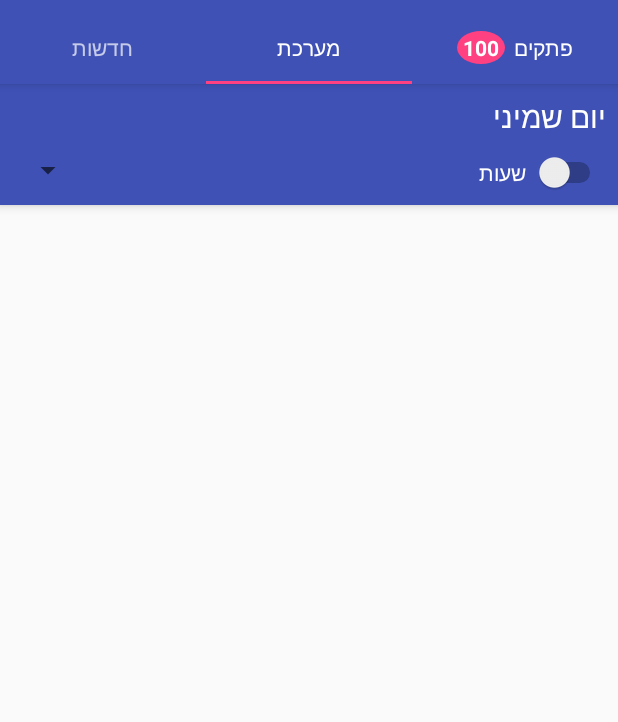
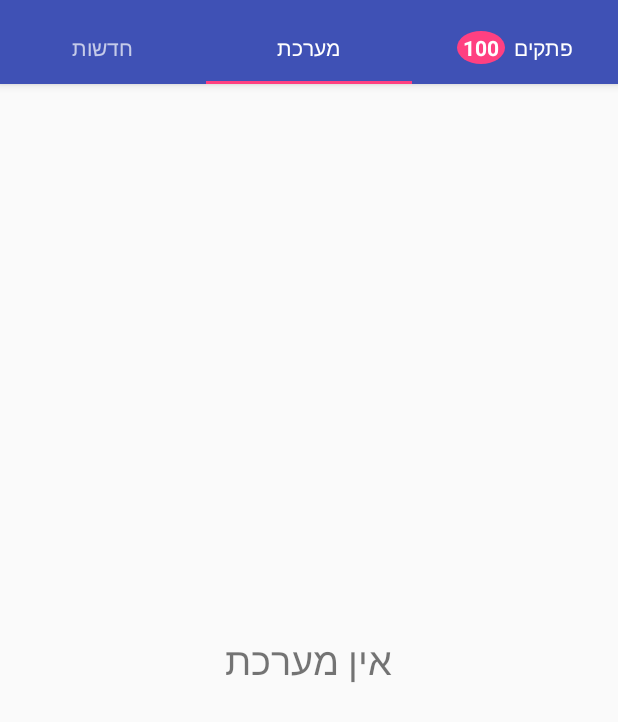
Before and after one commit to Mipsters/Schooled, an Android app: the ScheduleFragment screen opened directly, with no data from a screen before it, on a phone screen of 412 x 824 dp. Shown: the top 722 px of the screen. Run offline under Robolectric (Android 15) with nearby library versions, the light colour scheme and no system bars; libraries missing offline, so code that uses them is left out: org.apache.poi; 3 statements that could not run were skipped.

Commit message:
Beta2
added error handeling

```diff
--- a/Schooled/app/src/main/java/net/ddns/mipster/schooled/Fragments/ScheduleFragment.java
+++ b/Schooled/app/src/main/java/net/ddns/mipster/schooled/Fragments/ScheduleFragment.java
@@ -6,6 +6,7 @@ import android.graphics.Color;
 import android.os.AsyncTask;
 import android.os.Bundle;
 import android.support.annotation.Nullable;
+import android.support.design.widget.AppBarLayout;
 import android.support.design.widget.Snackbar;
 import android.support.v4.app.Fragment;
 import android.support.v4.widget.SwipeRefreshLayout;
@@ -61,10 +62,11 @@ import java.util.List;
 
 public class ScheduleFragment extends Fragment {
 
-    private TextView day;
+    private TextView day, error;
     private Spinner spinner;
     private ListView listView;
     private SwipeRefreshLayout swipeRefreshLayout;
+    private AppBarLayout appBarLayout;
     private Switch aSwitch;
     private String[][] excelData;
     private String[] classes;
@@ -90,10 +92,12 @@ public class ScheduleFragment extends Fragment {
         View rootView = inflater.inflate(R.layout.fragment_scheduale, container, false);
 
         day = (TextView) rootView.findViewById(R.id.day);
+        error = (TextView) rootView.findViewById(R.id.error);
         spinner = (Spinner) rootView.findViewById(R.id.spinner);
         listView = (ListView) rootView.findViewById(R.id.listView);
         aSwitch = (Switch) rootView.findViewById(R.id.switch1);
         swipeRefreshLayout = (SwipeRefreshLayout) rootView.findViewById(R.id.swipeRefreshLayout);
+        appBarLayout = (AppBarLayout) rootView.findViewById(R.id.appBar);
 
         return rootView;
     }
@@ -106,16 +110,30 @@ public class ScheduleFragment extends Fragment {
         classes = getArguments().getStringArray(SchooledApplication.CLASSES_DATA);
         sharedPref = getActivity().getPreferences(Context.MODE_PRIVATE);
 
+
+        if(excelData == null || areAllNull(classes)) {
+            appBarLayout.setVisibility(View.GONE);
+            swipeRefreshLayout.setVisibility(View.GONE);
+
+            error.setVisibility(View.VISIBLE);
+
+            if(excelData == null)
+                error.setText("אין מערכת");
+            else
+                error.setText("בעיה בפורמט של הxcel");
+            return;
+        }
+
+
+        // TODO: 12/03/2017 take care of crashes that occur when there is a problem with the schedule
+        ArrayAdapter<CharSequence> adapter = new ArrayAdapter<>(getContext(), R.layout.simple_spinner_item_rtl, (CharSequence[]) classes);
+        adapter.setDropDownViewResource(android.R.layout.simple_spinner_dropdown_item);
+        spinner.setAdapter(adapter);
+
+
         aSwitch.setChecked(sharedPref.getBoolean(SchooledApplication.SWITCH_DATA, false));
 
         day.setText("יום " + excelData[0][0]);
-
-
-        // TODO: 12/03/2017 take care of crashes that occur when there is a problem with the schedule
-
-        ArrayAdapter<CharSequence> adapter = new ArrayAdapter<>(getContext(), R.layout.simple_spinner_item_rtl, (CharSequence[]) classes);
-        adapter.setDropDownViewResource(android.R.layout.simple_spinner_dropdown_item);
-        spinner.setAdapter(adapter);
 
 
         spinner.setOnItemSelectedListener(new AdapterView.OnItemSelectedListener() {
@@ -135,6 +153,7 @@ public class ScheduleFragment extends Fragment {
             @Override
             public void onNothingSelected(AdapterView<?> adapterView) {}
         });
+
 
         spinner.setSelection(sharedPref.getInt(SchooledApplication.SCHEDULE_DATA, 1) - 1);
         deleted = deleteExtra(excelData[sharedPref.getInt(SchooledApplication.SCHEDULE_DATA, 1)]);
@@ -181,6 +200,13 @@ public class ScheduleFragment extends Fragment {
         super.onDestroy();
 
         sharedPref.edit().putBoolean(SchooledApplication.SWITCH_DATA,aSwitch.isChecked()).apply();
+    }
+
+    private boolean areAllNull(Object[] arr){
+        for(Object obj : arr)
+            if(obj != null)
+                return false;
+        return true;
     }
 
     private Tuple<String[], Boolean> deleteExtra(String[] schedule){
--- a/Schooled/app/src/main/res/layout/fragment_scheduale.xml
+++ b/Schooled/app/src/main/res/layout/fragment_scheduale.xml
@@ -55,38 +55,8 @@
 
         </android.support.constraint.ConstraintLayout>
 
-
     </android.support.design.widget.AppBarLayout>
 
-    <!--
-
-    <Spinner
-        android:layout_width="wrap_content"
-        android:layout_height="wrap_content"
-        android:id="@+id/spinner"
-        android:padding="8dp"
-        android:layout_alignParentLeft="true"
-        android:layout_alignParentStart="true"
-        android:layout_below="@id/appBar"/>
-
-    <Switch
-        android:id="@+id/switch1"
-        android:layout_width="wrap_content"
-        android:layout_height="wrap_content"
-        android:layout_alignParentEnd="true"
-        android:layout_alignParentRight="true"
-        android:text="שעות"
-        android:layout_above="@+id/line"
-        android:layout_below="@id/appBar"/>
-
-    <View
-        android:layout_width="match_parent"
-        android:layout_height="1dp"
-        android:background="#DDDDDD"
-        android:layout_below="@id/spinner"
-        android:id="@+id/line"/>
-
-    -->
 
     <android.support.v4.widget.SwipeRefreshLayout
         android:layout_height="match_parent"
@@ -104,4 +74,14 @@
 
     </android.support.v4.widget.SwipeRefreshLayout>
 
+
+    <TextView
+        android:layout_width="wrap_content"
+        android:layout_height="wrap_content"
+        android:visibility="gone"
+        android:id="@+id/error"
+        android:textSize="25sp"
+        android:layout_centerVertical="true"
+        android:layout_centerHorizontal="true" />
+
 </RelativeLayout>
```
Also changed, not shown: Schooled/app/src/main/java/net/ddns/mipster/schooled/Activities/LoadingActivity.java (+10 -10 lines).
